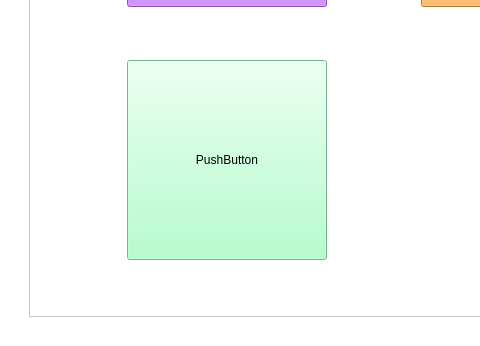
Before: the Qt Designer form ui_files/misc.ui in Dark-Elektron/CavityDesignHub, drawn with Qt 5; both pictures show x 0 to 480 and y 279 to 625 of the 1042 by 625 pixel window.
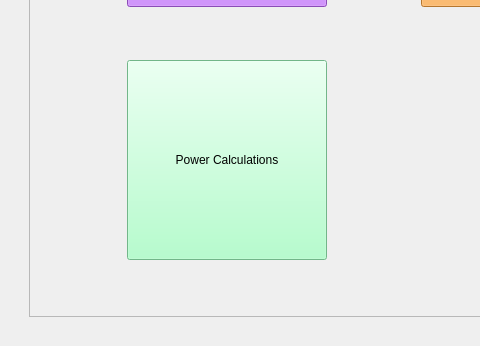
After: the same form once the commit is applied.

The edit to the form file:
```diff
--- a/ui_files/misc.ui
+++ b/ui_files/misc.ui
@@ -17,7 +17,6 @@
    <string notr="true">
 *{
     font: 16px &quot;Segoe UI&quot;;
-	background-color: rgb(255, 255, 255);
 }</string>
   </property>
   <layout class="QGridLayout" name="gridLayout">
@@ -37,8 +36,8 @@
              <rect>
               <x>0</x>
               <y>0</y>
-              <width>974</width>
-              <height>557</height>
+              <width>962</width>
+              <height>545</height>
              </rect>
             </property>
             <layout class="QGridLayout" name="gridLayout_6">
@@ -111,13 +110,7 @@
               </widget>
              </item>
              <item row="1" column="0">
-              <widget class="QPushButton" name="pushButton_5">
-               <property name="minimumSize">
-                <size>
-                 <width>200</width>
-                 <height>200</height>
-                </size>
-               </property>
+              <widget class="QPushButton" name="pb_Power_Calculations">
                <property name="maximumSize">
                 <size>
                  <width>200</width>
@@ -128,7 +121,7 @@
                 <string notr="true">background-color: rgb(160, 255, 192);</string>
                </property>
                <property name="text">
-                <string>PushButton</string>
+                <string>Power Calculations</string>
                </property>
               </widget>
              </item>
```
Left out of the diff: 18 changed lines with no effect on the pictures.
